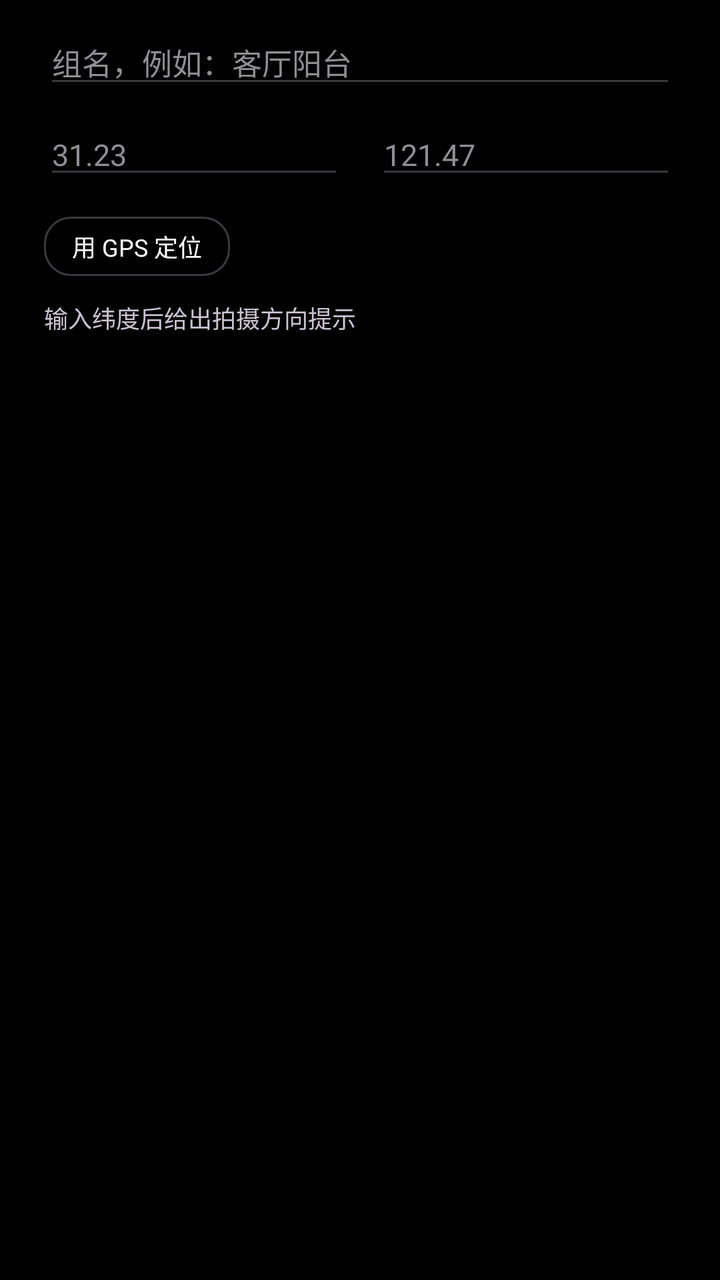
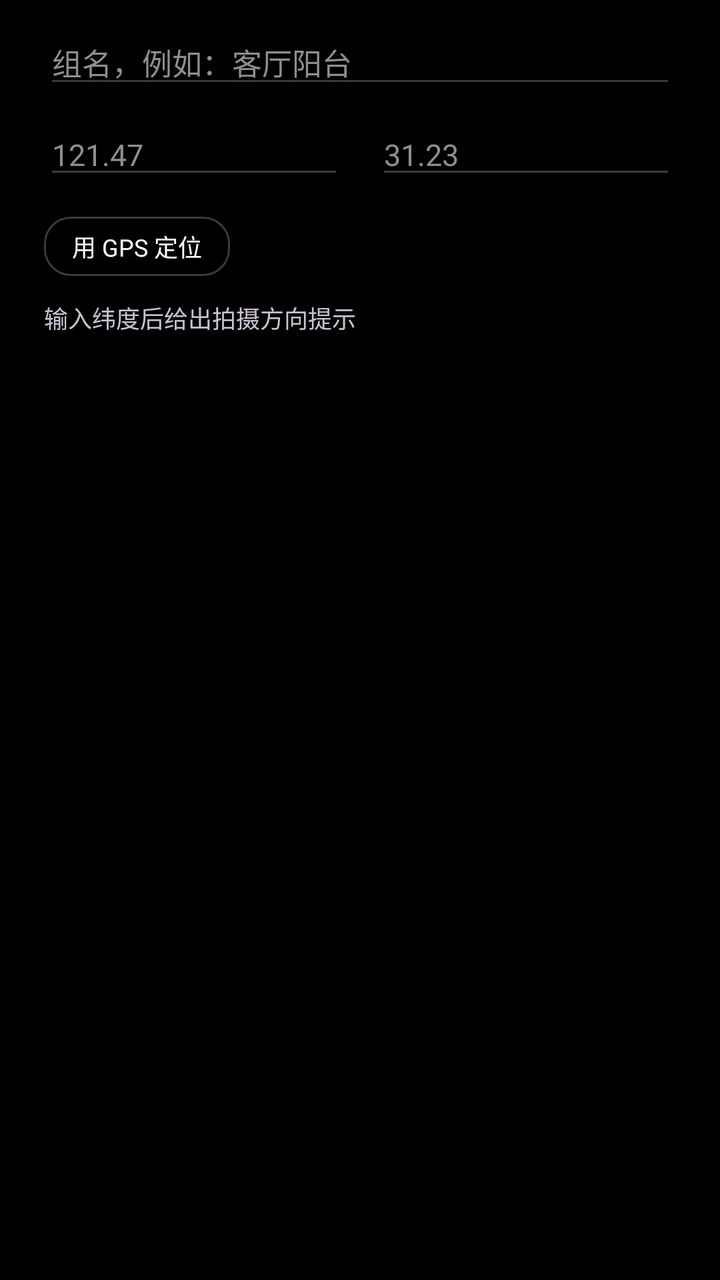

Screens rendered from an Android XML layout before and after an edit, with the pre-edit source and the edit as a unified diff.
<!-- AndroidManifest.xml: application theme Theme.SevenD -->
<!-- res/layout/dialog_new_group.xml -->
<?xml version="1.0" encoding="utf-8"?>
<LinearLayout xmlns:android="http://schemas.android.com/apk/res/android"
    android:layout_width="match_parent"
    android:layout_height="wrap_content"
    android:orientation="vertical"
    android:paddingStart="22dp"
    android:paddingTop="10dp"
    android:paddingEnd="22dp">

    <EditText
        android:id="@+id/nameInput"
        android:layout_width="match_parent"
        android:layout_height="wrap_content"
        android:backgroundTint="@color/stroke2"
        android:hint="@string/group_name_hint"
        android:importantForAutofill="no"
        android:inputType="text"
        android:maxLines="1"
        android:textColor="@color/paper"
        android:textColorHint="@color/smoke"
        android:textSize="15sp" />

    <LinearLayout
        android:layout_width="match_parent"
        android:layout_height="wrap_content"
        android:layout_marginTop="8dp"
        android:orientation="horizontal">

        <EditText
            android:id="@+id/latInput"
            android:layout_width="0dp"
            android:layout_height="wrap_content"
            android:layout_weight="1"
            android:backgroundTint="@color/stroke2"
            android:hint="@string/label_latitude_hint"
            android:importantForAutofill="no"
            android:inputType="numberDecimal|numberSigned"
            android:maxLines="1"
            android:textColor="@color/paper"
            android:textColorHint="@color/smoke"
            android:textSize="15sp" />

        <EditText
            android:id="@+id/lonInput"
            android:layout_width="0dp"
            android:layout_height="wrap_content"
            android:layout_marginStart="16dp"
            android:layout_weight="1"
            android:backgroundTint="@color/stroke2"
            android:hint="@string/label_longitude_hint"
            android:importantForAutofill="no"
            android:inputType="numberDecimal|numberSigned"
            android:maxLines="1"
            android:textColor="@color/paper"
            android:textColorHint="@color/smoke"
            android:textSize="15sp" />
    </LinearLayout>

    <LinearLayout
        android:layout_width="match_parent"
        android:layout_height="wrap_content"
        android:layout_marginTop="14dp"
        android:gravity="center_vertical"
        android:orientation="horizontal">

        <TextView
            android:id="@+id/gpsButton"
            android:layout_width="wrap_content"
            android:layout_height="wrap_content"
            android:background="@drawable/bg_pill"
            android:paddingStart="14dp"
            android:paddingTop="6dp"
            android:paddingEnd="14dp"
            android:paddingBottom="6dp"
            android:text="@string/use_gps"
            android:textColor="@color/paper"
            android:textSize="12sp" />

        <TextView
            android:id="@+id/gpsStatus"
            android:layout_width="0dp"
            android:layout_height="wrap_content"
            android:layout_marginStart="10dp"
            android:layout_weight="1"
            android:textColor="@color/smoke"
            android:textSize="11sp" />
    </LinearLayout>

    <TextView
        android:id="@+id/hemisphereHint"
        android:layout_width="match_parent"
        android:layout_height="wrap_content"
        android:layout_marginTop="12dp"
        android:layout_marginBottom="4dp"
        android:lineSpacingExtra="3dp"
        android:text="@string/hemisphere_unknown"
        android:textColor="@color/moon"
        android:textSize="12sp" />

</LinearLayout>
<!-- resources referenced by this layout -->
<resources>
  <color name="moon">#FFCAC2D1</color>
  <color name="paper">#FFFFFFFF</color>
  <color name="smoke">#FF8E8E93</color>
  <color name="stroke2">#FF3A3A3E</color>
  <!-- drawable bg_pill (drawable) -->
  <?xml version="1.0" encoding="utf-8"?>
  <shape xmlns:android="http://schemas.android.com/apk/res/android"
      android:shape="rectangle">
      <corners android:radius="13dp" />
      <stroke
          android:width="1dp"
          android:color="@color/stroke2" />
  </shape>
  <string name="group_name_hint">组名，例如：客厅阳台</string>
  <string name="hemisphere_unknown">输入纬度后给出拍摄方向提示</string>
  <string name="label_latitude_hint">31.23</string>
  <string name="label_longitude_hint">121.47</string>
  <string name="use_gps">用 GPS 定位</string>
  <style name="Theme.SevenD" parent="Theme.Material3.Dark.NoActionBar">
          <item name="android:windowBackground">@color/ink</item>
          <item name="android:colorBackground">@color/ink</item>
          <item name="colorSurface">@color/card</item>
          <item name="colorSurfaceVariant">@color/card2</item>
          <item name="colorOnSurface">@color/paper</item>
          <item name="colorOnSurfaceVariant">@color/smoke</item>
          <item name="colorPrimary">@color/paper</item>
          <item name="colorOnPrimary">@color/ink</item>
          <item name="colorOutline">@color/stroke2</item>
          <item name="android:statusBarColor">@color/ink</item>
          <item name="android:navigationBarColor">@color/ink</item>
          <item name="android:windowLightStatusBar">false</item>
          <item name="android:textColorPrimary">@color/paper</item>
          <item name="android:textColorSecondary">@color/smoke</item>
      </style>
  <color name="ink">#FF000000</color>
  <color name="card">#FF161618</color>
  <color name="card2">#FF1C1C1E</color>
</resources>

<!-- the commit's change to res/layout/dialog_new_group.xml (unified diff, before → after) -->
@@ -27,12 +27,12 @@
         android:orientation="horizontal">
 
         <EditText
-            android:id="@+id/latInput"
+            android:id="@+id/lonInput"
             android:layout_width="0dp"
             android:layout_height="wrap_content"
             android:layout_weight="1"
             android:backgroundTint="@color/stroke2"
-            android:hint="@string/label_latitude_hint"
+            android:hint="@string/label_longitude_hint"
             android:importantForAutofill="no"
             android:inputType="numberDecimal|numberSigned"
             android:maxLines="1"
@@ -41,13 +41,13 @@
             android:textSize="15sp" />
 
         <EditText
-            android:id="@+id/lonInput"
+            android:id="@+id/latInput"
             android:layout_width="0dp"
             android:layout_height="wrap_content"
             android:layout_marginStart="16dp"
             android:layout_weight="1"
             android:backgroundTint="@color/stroke2"
-            android:hint="@string/label_longitude_hint"
+            android:hint="@string/label_latitude_hint"
             android:importantForAutofill="no"
             android:inputType="numberDecimal|numberSigned"
             android:maxLines="1"
